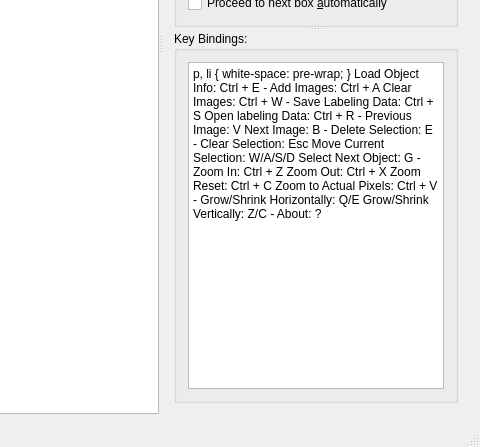
Old version of the form Kaname/form/Kaname.ui in the repository sakamoto-poteko/Kaname; both pictures show x 727 to 1207 and y 369 to 816 of the 1207 by 816 pixel window.
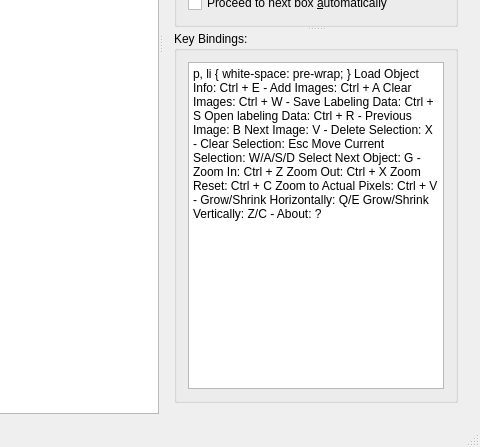
New version of the form. Icons and pictures are not drawn. Custom widgets are drawn as their Qt base class.

Commit message: Fixed incorrect shortcut info

Patch:
```diff
--- a/Kaname/form/Kaname.ui
+++ b/Kaname/form/Kaname.ui
@@ -214,10 +214,10 @@
 &lt;p style=&quot; margin-top:0px; margin-bottom:0px; margin-left:0px; margin-right:0px; -qt-block-indent:0; text-indent:0px;&quot;&gt;&lt;span style=&quot; font-size:8pt;&quot;&gt;Save Labeling Data: Ctrl + S&lt;/span&gt;&lt;/p&gt;
 &lt;p style=&quot; margin-top:0px; margin-bottom:0px; margin-left:0px; margin-right:0px; -qt-block-indent:0; text-indent:0px;&quot;&gt;&lt;span style=&quot; font-size:8pt;&quot;&gt;Open labeling Data: Ctrl + R&lt;/span&gt;&lt;/p&gt;
 &lt;p style=&quot; margin-top:0px; margin-bottom:0px; margin-left:0px; margin-right:0px; -qt-block-indent:0; text-indent:0px;&quot;&gt;&lt;span style=&quot; font-size:8pt;&quot;&gt;-&lt;/span&gt;&lt;/p&gt;
-&lt;p style=&quot; margin-top:0px; margin-bottom:0px; margin-left:0px; margin-right:0px; -qt-block-indent:0; text-indent:0px;&quot;&gt;&lt;span style=&quot; font-size:8pt;&quot;&gt;Previous Image: V&lt;/span&gt;&lt;/p&gt;
-&lt;p style=&quot; margin-top:0px; margin-bottom:0px; margin-left:0px; margin-right:0px; -qt-block-indent:0; text-indent:0px;&quot;&gt;&lt;span style=&quot; font-size:8pt;&quot;&gt;Next Image: B&lt;/span&gt;&lt;/p&gt;
+&lt;p style=&quot; margin-top:0px; margin-bottom:0px; margin-left:0px; margin-right:0px; -qt-block-indent:0; text-indent:0px;&quot;&gt;&lt;span style=&quot; font-size:8pt;&quot;&gt;Previous Image: B&lt;/span&gt;&lt;/p&gt;
+&lt;p style=&quot; margin-top:0px; margin-bottom:0px; margin-left:0px; margin-right:0px; -qt-block-indent:0; text-indent:0px;&quot;&gt;&lt;span style=&quot; font-size:8pt;&quot;&gt;Next Image: V&lt;/span&gt;&lt;/p&gt;
 &lt;p style=&quot; margin-top:0px; margin-bottom:0px; margin-left:0px; margin-right:0px; -qt-block-indent:0; text-indent:0px;&quot;&gt;&lt;span style=&quot; font-size:8pt;&quot;&gt;-&lt;/span&gt;&lt;/p&gt;
-&lt;p style=&quot; margin-top:0px; margin-bottom:0px; margin-left:0px; margin-right:0px; -qt-block-indent:0; text-indent:0px;&quot;&gt;&lt;span style=&quot; font-size:8pt;&quot;&gt;Delete Selection: E&lt;/span&gt;&lt;/p&gt;
+&lt;p style=&quot; margin-top:0px; margin-bottom:0px; margin-left:0px; margin-right:0px; -qt-block-indent:0; text-indent:0px;&quot;&gt;&lt;span style=&quot; font-size:8pt;&quot;&gt;Delete Selection: X&lt;/span&gt;&lt;/p&gt;
 &lt;p style=&quot; margin-top:0px; margin-bottom:0px; margin-left:0px; margin-right:0px; -qt-block-indent:0; text-indent:0px;&quot;&gt;&lt;span style=&quot; font-size:8pt;&quot;&gt;-&lt;/span&gt;&lt;/p&gt;
 &lt;p style=&quot; margin-top:0px; margin-bottom:0px; margin-left:0px; margin-right:0px; -qt-block-indent:0; text-indent:0px;&quot;&gt;&lt;span style=&quot; font-size:8pt;&quot;&gt;Clear Selection: Esc&lt;/span&gt;&lt;/p&gt;
 &lt;p style=&quot; margin-top:0px; margin-bottom:0px; margin-left:0px; margin-right:0px; -qt-block-indent:0; text-indent:0px;&quot;&gt;&lt;span style=&quot; font-size:8pt;&quot;&gt;Move Current Selection: W/A/S/D&lt;/span&gt;&lt;/p&gt;
```
